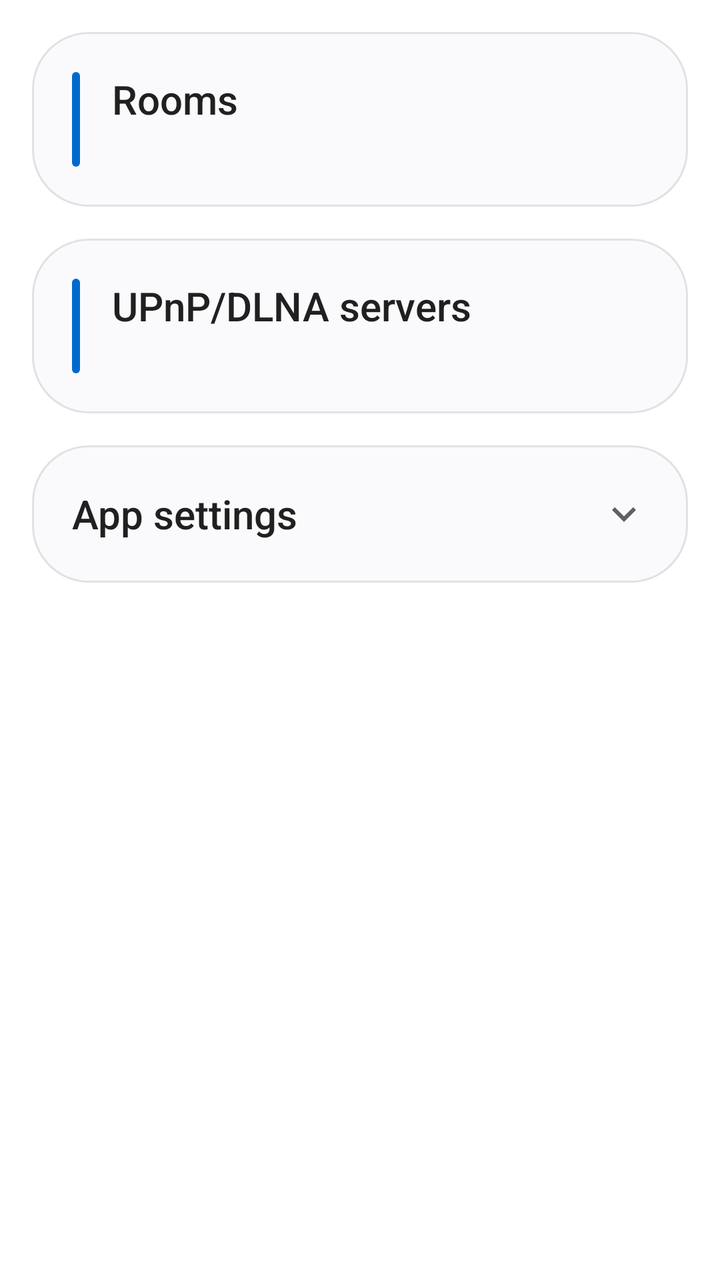
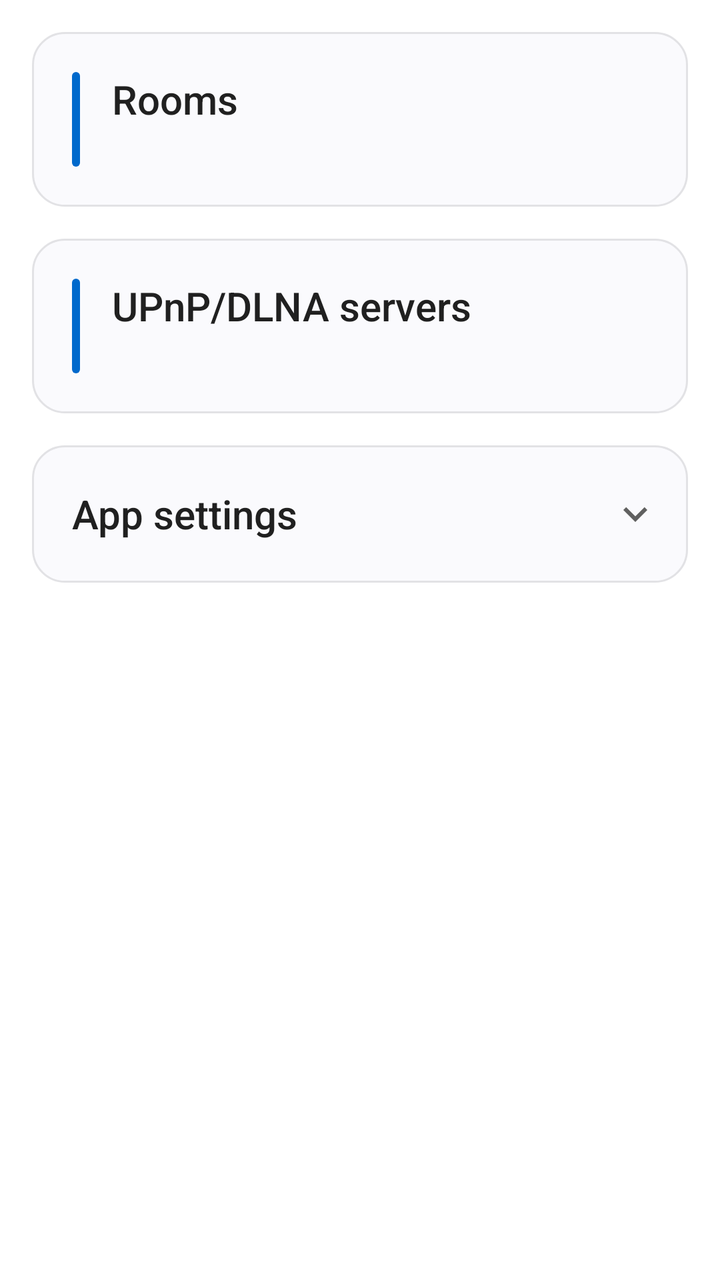

Two renders of the same Android screen: before a commit and after it. Below are the layout's source before the change and the commit's diff.
<!-- AndroidManifest.xml: application theme Theme.UpnpCast -->
<!-- res/layout/activity_main.xml -->
<?xml version="1.0" encoding="utf-8"?>
<LinearLayout xmlns:android="http://schemas.android.com/apk/res/android"
    android:layout_width="match_parent"
    android:layout_height="match_parent"
    android:fitsSystemWindows="true"
    android:orientation="vertical">

    <ScrollView
        android:layout_width="match_parent"
        android:layout_height="0dp"
        android:layout_weight="1"
        android:fillViewport="true">

    <LinearLayout
        android:layout_width="match_parent"
        android:layout_height="wrap_content"
        android:orientation="vertical"
        android:padding="16dp">

        
        <LinearLayout style="@style/Card">

            <LinearLayout
                android:layout_width="match_parent"
                android:layout_height="wrap_content"
                android:gravity="center_vertical"
                android:orientation="horizontal">

                <View
                    android:layout_width="4dp"
                    android:layout_height="match_parent"
                    android:background="@drawable/bar" />

                <LinearLayout
                    android:layout_width="0dp"
                    android:layout_height="wrap_content"
                    android:layout_marginStart="16dp"
                    android:layout_weight="1"
                    android:orientation="vertical">

                    <TextView
                        style="@style/Title"
                        android:text="@string/rooms" />

                    <TextView
                        android:id="@+id/rooms_summary"
                        style="@style/Summary" />
                </LinearLayout>

                
                <ImageView
                    android:id="@+id/room_settings"
                    android:layout_width="40dp"
                    android:layout_height="40dp"
                    android:background="?android:attr/selectableItemBackgroundBorderless"
                    android:contentDescription="@string/room_settings"
                    android:padding="8dp"
                    android:src="@drawable/ic_tune"
                    android:visibility="gone" />
            </LinearLayout>

            
            <LinearLayout
                android:id="@+id/rooms"
                android:layout_width="match_parent"
                android:layout_height="wrap_content"
                android:layout_marginTop="8dp"
                android:orientation="vertical"
                android:visibility="gone" />

            <TextView
                android:id="@+id/allow"
                style="@style/Button"
                android:layout_marginTop="20dp"
                android:text="@string/allow_lan"
                android:visibility="gone" />
        </LinearLayout>

        
        <LinearLayout
            style="@style/Card"
            android:layout_marginTop="16dp">

            <LinearLayout
                android:layout_width="match_parent"
                android:layout_height="wrap_content"
                android:orientation="horizontal">

                <View
                    android:layout_width="4dp"
                    android:layout_height="match_parent"
                    android:background="@drawable/bar" />

                <LinearLayout
                    android:layout_width="match_parent"
                    android:layout_height="wrap_content"
                    android:layout_marginStart="16dp"
                    android:orientation="vertical">

                    <TextView
                        style="@style/Title"
                        android:text="@string/servers" />

                    <TextView
                        android:id="@+id/servers_summary"
                        style="@style/Summary" />
                </LinearLayout>
            </LinearLayout>

            <LinearLayout
                android:id="@+id/servers"
                android:layout_width="match_parent"
                android:layout_height="wrap_content"
                android:layout_marginTop="8dp"
                android:orientation="vertical"
                android:visibility="gone" />
        </LinearLayout>

        
        <LinearLayout
            style="@style/Card"
            android:layout_marginTop="16dp"
            android:animateLayoutChanges="true"
            android:clipChildren="false"
            android:clipToPadding="false">

            
            
            <LinearLayout
                android:id="@+id/settings_header"
                android:layout_width="match_parent"
                android:layout_height="wrap_content"
                android:layout_marginTop="-10dp"
                android:layout_marginBottom="-10dp"
                android:background="?android:attr/selectableItemBackground"
                android:gravity="center_vertical"
                android:minHeight="48dp"
                android:orientation="horizontal">

                <TextView
                    style="@style/Title"
                    android:layout_width="0dp"
                    android:layout_weight="1"
                    android:text="@string/app_settings" />

                
                <ImageView
                    android:id="@+id/settings_chevron"
                    android:layout_width="24dp"
                    android:layout_height="24dp"
                    android:importantForAccessibility="no"
                    android:src="@drawable/ic_expand" />
            </LinearLayout>

            <LinearLayout
                android:id="@+id/settings_body"
                android:layout_width="match_parent"
                android:layout_height="wrap_content"
                android:orientation="vertical"
                android:visibility="gone">

                
                <TextView
                    style="@style/Label"
                    android:layout_marginTop="20dp"
                    android:text="@string/volume_step" />

                
                <LinearLayout
                    android:layout_width="match_parent"
                    android:layout_height="wrap_content"
                    android:layout_marginStart="-4dp"
                    android:layout_marginEnd="-4dp"
                    android:layout_marginTop="10dp"
                    android:gravity="center_vertical"
                    android:orientation="horizontal">

                    <ImageView
                        android:layout_width="40dp"
                        android:layout_height="40dp"
                        android:layout_marginStart="-8dp"
                        android:importantForAccessibility="no"
                        android:padding="8dp"
                        android:src="@drawable/ic_volume" />

                    
                    <SeekBar
                        android:id="@+id/step"
                        android:layout_width="0dp"
                        android:layout_height="wrap_content"
                        android:layout_weight="1"
                        android:contentDescription="@string/volume_step"
                        android:max="9"
                        android:progressBackgroundTint="@color/text2"
                        android:progressTint="@color/accent"
                        android:thumbTint="@color/accent" />

                    <TextView
                        android:id="@+id/step_value"
                        android:layout_width="48dp"
                        android:layout_height="wrap_content"
                        android:gravity="center"
                        android:textColor="@color/text2"
                        android:textSize="15sp" />
                </LinearLayout>

                <Switch
                    android:id="@+id/group"
                    style="@style/Toggle"
                    android:text="@string/group_rooms" />

                <TextView
                    style="@style/Label"
                    android:layout_marginTop="20dp"
                    android:text="@string/quick_skip" />

                
                <LinearLayout
                    android:layout_width="match_parent"
                    android:layout_height="wrap_content"
                    android:layout_marginStart="-4dp"
                    android:layout_marginEnd="-4dp"
                    android:layout_marginTop="10dp"
                    android:gravity="center_vertical"
                    android:orientation="horizontal">

                    <ImageView
                        android:layout_width="40dp"
                        android:layout_height="40dp"
                        android:layout_marginStart="-8dp"
                        android:importantForAccessibility="no"
                        android:padding="8dp"
                        android:src="@drawable/ic_skip_forward"
                        android:tint="@color/text2" />

                    
                    <SeekBar
                        android:id="@+id/skip"
                        android:layout_width="0dp"
                        android:layout_height="wrap_content"
                        android:layout_weight="1"
                        android:contentDescription="@string/quick_skip"
                        android:max="12"
                        android:progressBackgroundTint="@color/text2"
                        android:progressTint="@color/accent"
                        android:thumbTint="@color/accent" />

                    <TextView
                        android:id="@+id/skip_value"
                        android:layout_width="48dp"
                        android:layout_height="wrap_content"
                        android:gravity="center"
                        android:textColor="@color/text2"
                        android:textSize="15sp" />
                </LinearLayout>

                <TextView
                    style="@style/Label"
                    android:layout_marginTop="20dp"
                    android:text="@string/polling" />

                
                <LinearLayout
                    android:layout_width="match_parent"
                    android:layout_height="wrap_content"
                    android:layout_marginStart="-4dp"
                    android:layout_marginEnd="-4dp"
                    android:layout_marginTop="10dp"
                    android:gravity="center_vertical"
                    android:orientation="horizontal">

                    <ImageView
                        android:layout_width="40dp"
                        android:layout_height="40dp"
                        android:layout_marginStart="-8dp"
                        android:importantForAccessibility="no"
                        android:padding="8dp"
                        android:src="@drawable/ic_timer" />

                    
                    <SeekBar
                        android:id="@+id/poll"
                        android:layout_width="0dp"
                        android:layout_height="wrap_content"
                        android:layout_weight="1"
                        android:contentDescription="@string/polling"
                        android:max="9"
                        android:progressBackgroundTint="@color/text2"
                        android:progressTint="@color/accent"
                        android:thumbTint="@color/accent" />

                    <TextView
                        android:id="@+id/poll_value"
                        android:layout_width="48dp"
                        android:layout_height="wrap_content"
                        android:gravity="center"
                        android:textColor="@color/text2"
                        android:textSize="15sp" />
                </LinearLayout>

                <TextView
                    style="@style/Label"
                    android:layout_marginTop="20dp"
                    android:text="@string/appearance" />

                <LinearLayout
                    android:layout_width="match_parent"
                    android:layout_height="wrap_content"
                    android:layout_marginTop="10dp"
                    android:orientation="horizontal">

                    <TextView
                        android:id="@+id/appearance_system"
                        style="@style/Segment"
                        android:text="@string/system_default" />

                    <TextView
                        android:id="@+id/appearance_light"
                        style="@style/Segment"
                        android:layout_marginHorizontal="8dp"
                        android:text="@string/light_mode" />

                    <TextView
                        android:id="@+id/appearance_dark"
                        style="@style/Segment"
                        android:text="@string/dark_mode" />
                </LinearLayout>
            </LinearLayout>
        </LinearLayout>

        
        <View
            android:layout_width="match_parent"
            android:layout_height="0dp"
            android:layout_weight="1" />

        <TextView
            android:id="@+id/copyright"
            android:layout_width="match_parent"
            android:layout_height="wrap_content"
            android:layout_marginTop="16dp"
            android:gravity="center_horizontal"
            android:textColor="@color/text2"
            android:textSize="15sp" />
    </LinearLayout>
    </ScrollView>

    <include layout="@layout/player" />
</LinearLayout>
<!-- res/layout/player.xml (included above) -->
<?xml version="1.0" encoding="utf-8"?>
<LinearLayout xmlns:android="http://schemas.android.com/apk/res/android"
    android:id="@+id/player"
    style="@style/Card"
    android:layout_marginHorizontal="16dp"
    android:layout_marginBottom="16dp"
    android:paddingHorizontal="16dp"
    android:paddingVertical="14dp"
    android:visibility="gone">

    <LinearLayout
        android:layout_width="match_parent"
        android:layout_height="wrap_content"
        android:gravity="center_vertical"
        android:orientation="horizontal">

        <ImageView
            android:id="@+id/player_art"
            android:layout_width="48dp"
            android:layout_height="48dp"
            android:background="@drawable/tile"
            android:clipToOutline="true"
            android:importantForAccessibility="no"
            android:scaleType="centerCrop" />

        <LinearLayout
            android:layout_width="0dp"
            android:layout_height="wrap_content"
            android:layout_marginHorizontal="16dp"
            android:layout_weight="1"
            android:orientation="vertical">

            <TextView
                android:id="@+id/player_title"
                android:layout_width="match_parent"
                android:layout_height="wrap_content"
                android:ellipsize="end"
                android:fontFamily="sans-serif-medium"
                android:maxLines="1"
                android:textColor="@color/text"
                android:textSize="17sp" />

            <TextView
                android:id="@+id/player_meta"
                android:layout_width="match_parent"
                android:layout_height="wrap_content"
                android:ellipsize="end"
                android:maxLines="1"
                android:textColor="@color/text2"
                android:textSize="14sp" />
        </LinearLayout>

        <ImageView
            android:id="@+id/player_toggle"
            android:layout_width="48dp"
            android:layout_height="48dp"
            android:background="@drawable/circle"
            android:clickable="true"
            android:contentDescription="@string/play"
            android:focusable="true"
            android:padding="12dp"
            android:src="@drawable/ic_play" />
    </LinearLayout>

    <LinearLayout
        android:layout_width="match_parent"
        android:layout_height="wrap_content"
        android:layout_marginTop="10dp"
        android:gravity="center_vertical"
        android:orientation="horizontal">

        <ImageView
            android:id="@+id/player_mute"
            android:layout_width="40dp"
            android:layout_height="40dp"
            android:layout_marginStart="-8dp"
            android:background="?android:attr/selectableItemBackgroundBorderless"
            android:contentDescription="@string/mute"
            android:padding="8dp"
            android:src="@drawable/ic_volume" />

        <SeekBar
            android:id="@+id/player_volume"
            android:layout_width="0dp"
            android:layout_height="wrap_content"
            android:layout_weight="1"
            android:contentDescription="@string/volume"
            android:max="100"
            android:progressBackgroundTint="@color/text2"
            android:progressTint="@color/accent"
            android:thumbTint="@color/accent" />

        
        <TextView
            android:id="@+id/player_level"
            android:layout_width="48dp"
            android:layout_height="wrap_content"
            android:gravity="center"
            android:textColor="@color/text2"
            android:textSize="15sp" />
    </LinearLayout>
</LinearLayout>
<!-- resources referenced by this layout -->
<resources>
  <color name="accent">#FF0069CC</color>
  <color name="text">#FF202020</color>
  <color name="text2">#FF606060</color>
  <!-- drawable bar (drawable) -->
  <shape xmlns:android="http://schemas.android.com/apk/res/android"
      android:shape="rectangle">
      <solid android:color="@color/accent" />
      <corners android:radius="2dp" />
  </shape>
  <!-- drawable circle (drawable) -->
  <ripple xmlns:android="http://schemas.android.com/apk/res/android"
      android:color="@color/ripple">
      <item>
          <shape android:shape="oval">
              <solid android:color="@color/accent" />
          </shape>
      </item>
  </ripple>
  <!-- drawable tile (drawable) -->
  <shape xmlns:android="http://schemas.android.com/apk/res/android"
      android:shape="rectangle">
      <solid android:color="@color/divider" />
      <corners android:radius="8dp" />
  </shape>
  <string name="allow_lan">Allow local network access</string>
  <string name="app_settings">App settings</string>
  <string name="appearance">Appearance</string>
  <string name="dark_mode">Dark mode</string>
  <string name="group_rooms">Group rooms</string>
  <string name="light_mode">Light mode</string>
  <string name="mute">Mute</string>
  <string name="play">Play</string>
  <string name="polling">Polling interval</string>
  <string name="quick_skip">Quick skip</string>
  <string name="room_settings">Room settings</string>
  <string name="rooms">Rooms</string>
  <string name="servers">UPnP/DLNA servers</string>
  <string name="system_default">System default</string>
  <string name="volume">Volume</string>
  <string name="volume_step">Volume button step</string>
  <style name="Card">
          <item name="android:layout_width">match_parent</item>
          <item name="android:layout_height">wrap_content</item>
          <item name="android:background">@drawable/card</item>
          <item name="android:orientation">vertical</item>
          <item name="android:padding">20dp</item>
      </style>
  <style name="Summary">
          <item name="android:layout_width">wrap_content</item>
          <item name="android:layout_height">wrap_content</item>
          <item name="android:textColor">@color/text2</item>
          <item name="android:textSize">15sp</item>
      </style>
  <color name="ripple">#33FFFFFF</color>
  <color name="on_accent">#FFFFFFFF</color>
  <color name="divider">#FFE2E2E5</color>
  <!-- drawable button (drawable) -->
  <ripple xmlns:android="http://schemas.android.com/apk/res/android"
      android:color="@color/ripple">
      <item>
          <shape android:shape="rectangle">
              <solid android:color="@color/accent" />
              <corners android:radius="16dp" />
          </shape>
      </item>
  </ripple>
  <!-- drawable card (drawable) -->
  <shape xmlns:android="http://schemas.android.com/apk/res/android"
      android:shape="rectangle">
      <solid android:color="@color/card" />
      <stroke
          android:width="1dp"
          android:color="@color/divider" />
      <corners android:radius="28dp" />
  </shape>
  <!-- drawable segment (drawable) -->
  <shape xmlns:android="http://schemas.android.com/apk/res/android"
      android:shape="rectangle">
      <solid android:color="@color/panel" />
      <corners android:radius="12dp" />
  </shape>
  <color name="bg">#FFFFFFFF</color>
  <color name="accent_text">#FF0069CC</color>
  <color name="card">#FFFAFAFD</color>
  <color name="panel">#FFF0F0F3</color>
  <!-- unchanged entries left out for length: 14 -->
</resources>

<!-- the commit's change to res/layout/activity_main.xml (unified diff, before → after) -->
@@ -23,6 +23,7 @@
             <LinearLayout
                 android:layout_width="match_parent"
                 android:layout_height="wrap_content"
+                android:layout_marginEnd="-20dp"
                 android:gravity="center_vertical"
                 android:orientation="horizontal">
 
@@ -52,6 +53,7 @@
                     android:id="@+id/room_settings"
                     android:layout_width="40dp"
                     android:layout_height="40dp"
+                    android:layout_marginEnd="9dp"
                     android:background="?android:attr/selectableItemBackgroundBorderless"
                     android:contentDescription="@string/room_settings"
                     android:padding="8dp"
@@ -78,56 +80,14 @@
 
         
         <LinearLayout
-            style="@style/Card"
-            android:layout_marginTop="16dp">
-
-            <LinearLayout
-                android:layout_width="match_parent"
-                android:layout_height="wrap_content"
-                android:orientation="horizontal">
-
-                <View
-                    android:layout_width="4dp"
-                    android:layout_height="match_parent"
-                    android:background="@drawable/bar" />
-
-                <LinearLayout
-                    android:layout_width="match_parent"
-                    android:layout_height="wrap_content"
-                    android:layout_marginStart="16dp"
-                    android:orientation="vertical">
-
-                    <TextView
-                        style="@style/Title"
-                        android:text="@string/servers" />
-
-                    <TextView
-                        android:id="@+id/servers_summary"
-                        style="@style/Summary" />
-                </LinearLayout>
-            </LinearLayout>
-
-            <LinearLayout
-                android:id="@+id/servers"
-                android:layout_width="match_parent"
-                android:layout_height="wrap_content"
-                android:layout_marginTop="8dp"
-                android:orientation="vertical"
-                android:visibility="gone" />
-        </LinearLayout>
-
-        
-        <LinearLayout
+            android:id="@+id/favorites_card"
             style="@style/Card"
             android:layout_marginTop="16dp"
-            android:animateLayoutChanges="true"
-            android:clipChildren="false"
-            android:clipToPadding="false">
+            android:visibility="gone">
 
             
-            
-            <LinearLayout
-                android:id="@+id/settings_header"
+            <LinearLayout
+                android:id="@+id/favorites_header"
                 android:layout_width="match_parent"
                 android:layout_height="wrap_content"
                 android:layout_marginTop="-10dp"
@@ -141,6 +101,82 @@
                     style="@style/Title"
                     android:layout_width="0dp"
                     android:layout_weight="1"
+                    android:text="@string/favorites" />
+
+                
+                <ImageView
+                    android:layout_width="24dp"
+                    android:layout_height="24dp"
+                    android:layout_marginEnd="-8dp"
+                    android:importantForAccessibility="no"
+                    android:src="@drawable/ic_chevron" />
+            </LinearLayout>
+        </LinearLayout>
+
+        
+        <LinearLayout
+            style="@style/Card"
+            android:layout_marginTop="16dp">
+
+            <LinearLayout
+                android:layout_width="match_parent"
+                android:layout_height="wrap_content"
+                android:orientation="horizontal">
+
+                <View
+                    android:layout_width="4dp"
+                    android:layout_height="match_parent"
+                    android:background="@drawable/bar" />
+
+                <LinearLayout
+                    android:layout_width="match_parent"
+                    android:layout_height="wrap_content"
+                    android:layout_marginStart="16dp"
+                    android:orientation="vertical">
+
+                    <TextView
+                        style="@style/Title"
+                        android:text="@string/servers" />
+
+                    <TextView
+                        android:id="@+id/servers_summary"
+                        style="@style/Summary" />
+                </LinearLayout>
+            </LinearLayout>
+
+            <LinearLayout
+                android:id="@+id/servers"
+                android:layout_width="match_parent"
+                android:layout_height="wrap_content"
+                android:layout_marginTop="8dp"
+                android:orientation="vertical"
+                android:visibility="gone" />
+        </LinearLayout>
+
+        
+        <LinearLayout
+            style="@style/Card"
+            android:layout_marginTop="16dp"
+            android:animateLayoutChanges="true"
+            android:clipToPadding="false">
+
+            
+            
+            <LinearLayout
+                android:id="@+id/settings_header"
+                android:layout_width="match_parent"
+                android:layout_height="wrap_content"
+                android:layout_marginTop="-10dp"
+                android:layout_marginBottom="-10dp"
+                android:background="?android:attr/selectableItemBackground"
+                android:gravity="center_vertical"
+                android:minHeight="48dp"
+                android:orientation="horizontal">
+
+                <TextView
+                    style="@style/Title"
+                    android:layout_width="0dp"
+                    android:layout_weight="1"
                     android:text="@string/app_settings" />
 
                 
@@ -148,6 +184,7 @@
                     android:id="@+id/settings_chevron"
                     android:layout_width="24dp"
                     android:layout_height="24dp"
+                    android:layout_marginEnd="-6dp"
                     android:importantForAccessibility="no"
                     android:src="@drawable/ic_expand" />
             </LinearLayout>
@@ -169,16 +206,15 @@
                 <LinearLayout
                     android:layout_width="match_parent"
                     android:layout_height="wrap_content"
-                    android:layout_marginStart="-4dp"
-                    android:layout_marginEnd="-4dp"
-                    android:layout_marginTop="10dp"
+                    android:layout_marginTop="-1dp"
+                    android:layout_marginBottom="-11dp"
                     android:gravity="center_vertical"
                     android:orientation="horizontal">
 
                     <ImageView
                         android:layout_width="40dp"
                         android:layout_height="40dp"
-                        android:layout_marginStart="-8dp"
+                        android:layout_marginStart="-11dp"
                         android:importantForAccessibility="no"
                         android:padding="8dp"
                         android:src="@drawable/ic_volume" />
@@ -218,16 +254,15 @@
                 <LinearLayout
                     android:layout_width="match_parent"
                     android:layout_height="wrap_content"
-                    android:layout_marginStart="-4dp"
-                    android:layout_marginEnd="-4dp"
-                    android:layout_marginTop="10dp"
+                    android:layout_marginTop="-1dp"
+                    android:layout_marginBottom="-11dp"
                     android:gravity="center_vertical"
                     android:orientation="horizontal">
 
                     <ImageView
                         android:layout_width="40dp"
                         android:layout_height="40dp"
-                        android:layout_marginStart="-8dp"
+                        android:layout_marginStart="-12dp"
                         android:importantForAccessibility="no"
                         android:padding="8dp"
                         android:src="@drawable/ic_skip_forward"
@@ -263,16 +298,15 @@
                 <LinearLayout
                     android:layout_width="match_parent"
                     android:layout_height="wrap_content"
-                    android:layout_marginStart="-4dp"
-                    android:layout_marginEnd="-4dp"
-                    android:layout_marginTop="10dp"
+                    android:layout_marginTop="-1dp"
+                    android:layout_marginBottom="-11dp"
                     android:gravity="center_vertical"
                     android:orientation="horizontal">
 
                     <ImageView
                         android:layout_width="40dp"
                         android:layout_height="40dp"
-                        android:layout_marginStart="-8dp"
+                        android:layout_marginStart="-11dp"
                         android:importantForAccessibility="no"
                         android:padding="8dp"
                         android:src="@drawable/ic_timer" />
@@ -354,8 +388,6 @@
     style="@style/Card"
     android:layout_marginHorizontal="16dp"
     android:layout_marginBottom="16dp"
-    android:paddingHorizontal="16dp"
-    android:paddingVertical="14dp"
     android:visibility="gone">
 
     <LinearLayout
@@ -412,10 +444,12 @@
             android:src="@drawable/ic_play" />
     </LinearLayout>
 
+    
     <LinearLayout
         android:layout_width="match_parent"
         android:layout_height="wrap_content"
         android:layout_marginTop="10dp"
+        android:layout_marginBottom="-11dp"
         android:gravity="center_vertical"
         android:orientation="horizontal">
 
@@ -423,7 +457,7 @@
             android:id="@+id/player_mute"
             android:layout_width="40dp"
             android:layout_height="40dp"
-            android:layout_marginStart="-8dp"
+            android:layout_marginStart="-11dp"
             android:background="?android:attr/selectableItemBackgroundBorderless"
             android:contentDescription="@string/mute"
             android:padding="8dp"
<!-- resource entries referenced after the edit -->
@@ -18,6 +18,16 @@
           </shape>
       </item>
   </ripple>
+  <!-- drawable ic_chevron (drawable) -->
+  <vector xmlns:android="http://schemas.android.com/apk/res/android"
+      android:width="24dp"
+      android:height="24dp"
+      android:viewportWidth="24"
+      android:viewportHeight="24">
+      <path
+          android:fillColor="@color/text2"
+          android:pathData="M10,6L8.59,7.41 13.17,12l-4.58,4.59L10,18l6,-6z" />
+  </vector>
   <!-- drawable tile (drawable) -->
   <shape xmlns:android="http://schemas.android.com/apk/res/android"
       android:shape="rectangle">
@@ -28,6 +38,7 @@
   <string name="app_settings">App settings</string>
   <string name="appearance">Appearance</string>
   <string name="dark_mode">Dark mode</string>
+  <string name="favorites">Favorites</string>
   <string name="group_rooms">Group rooms</string>
   <string name="light_mode">Light mode</string>
   <string name="mute">Mute</string>
@@ -73,13 +84,13 @@
       <stroke
           android:width="1dp"
           android:color="@color/divider" />
-      <corners android:radius="28dp" />
+      <corners android:radius="16dp" />
   </shape>
   <!-- drawable segment (drawable) -->
   <shape xmlns:android="http://schemas.android.com/apk/res/android"
       android:shape="rectangle">
       <solid android:color="@color/panel" />
-      <corners android:radius="12dp" />
+      <corners android:radius="16dp" />
   </shape>
   <color name="bg">#FFFFFFFF</color>
   <color name="accent_text">#FF0069CC</color>
